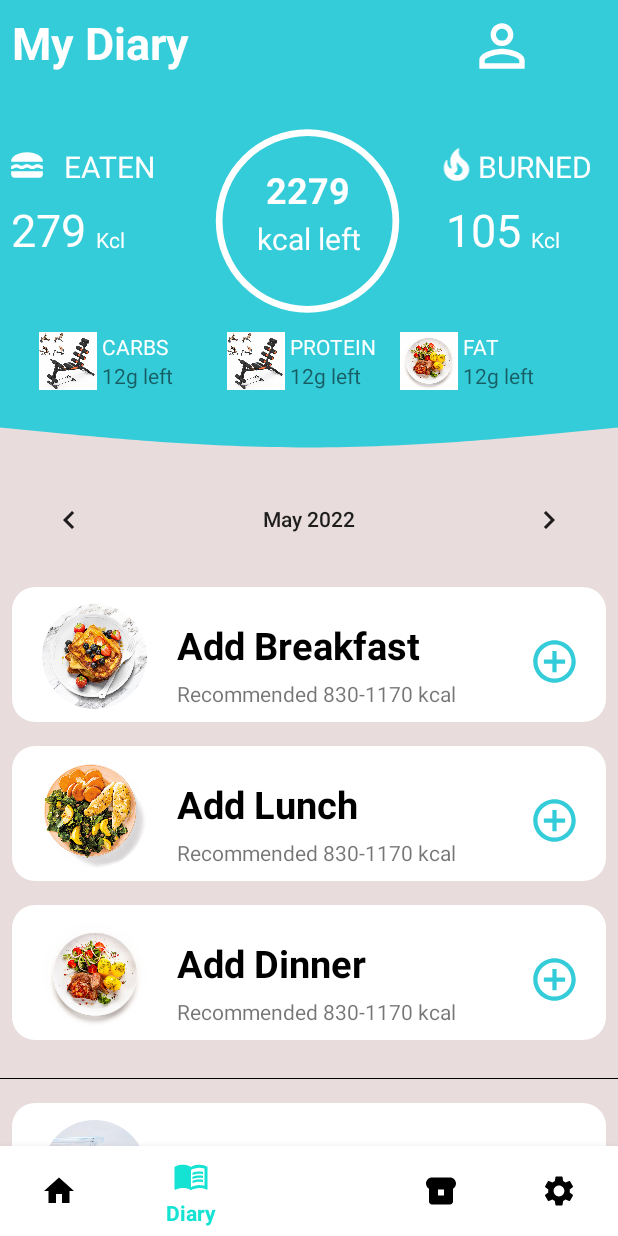
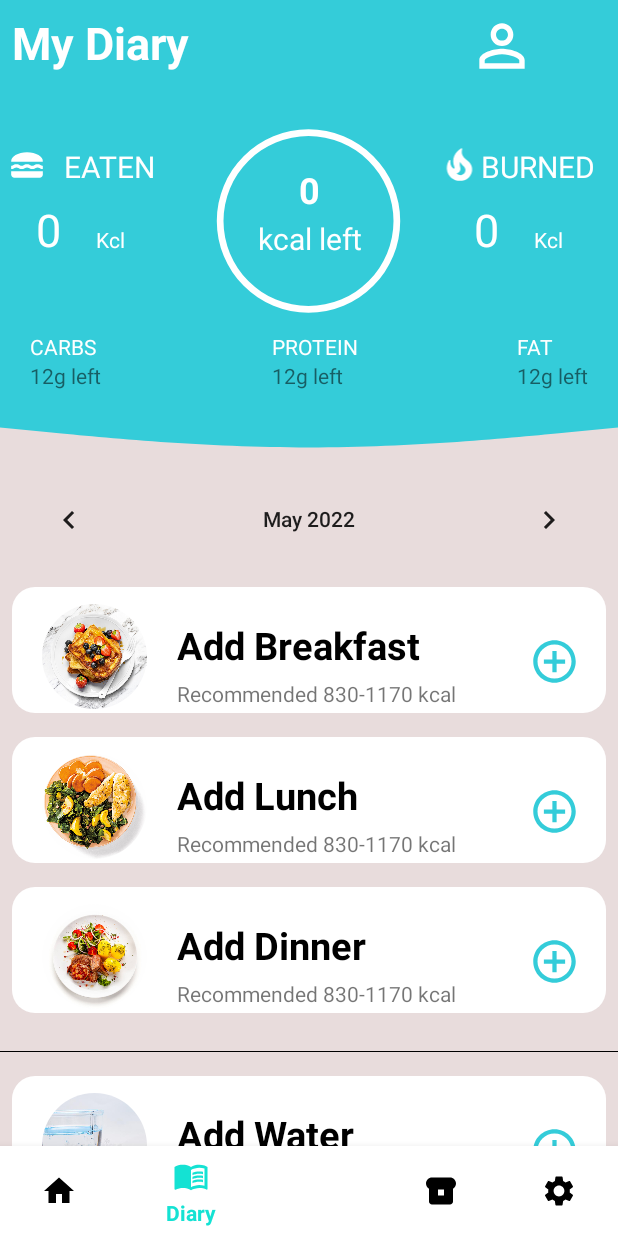
Before and after one commit to Emmanuel-Junior/dietregulator, an Android app: the Diary screen opened directly, with no data from a screen before it, on a phone screen of 412 x 824 dp. Run offline under Robolectric (Android 15) with nearby library versions, the phone set to English and light mode, and no system bars; our stand-ins replace CircleImageView.

Commit message:
changes in diary activity

```diff
--- a/app/src/main/java/com/example/dietapp/Diary.java
+++ b/app/src/main/java/com/example/dietapp/Diary.java
@@ -5,6 +5,7 @@ import androidx.appcompat.app.AppCompatActivity;
 
 import android.content.Intent;
 import android.os.Bundle;
+import android.text.Layout;
 import android.view.MenuItem;
 import android.view.View;
 import android.widget.AdapterView;
@@ -18,9 +19,7 @@ import java.util.jar.Attributes;
 
 public class Diary extends AppCompatActivity {
 
-    ListView listView;
-    ListView lunchbtn;
-    ListView dinnerbtn;
+    View layout;
     @Override
     protected void onCreate(Bundle savedInstanceState) {
         super.onCreate(savedInstanceState);
@@ -28,27 +27,7 @@ public class Diary extends AppCompatActivity {
 
         diarynavbar();
 
-//        listView = (ListView) findViewById(R.id.listview);
-//        lunchbtn = (ListView) findViewById(R.id.addlucnhbtn);
-//        dinnerbtn = (ListView) findViewById(R.id.dinnerbtn);
-//        int[] image = {R.drawable.frenchtoast, R.drawable.lunch, R.drawable.dinner};
-//        String[] name = {"Add Breakfast", "Add Lunch", "Add Dinner"};
-//        String[] des ={"Recommended 830-1170 kcal", "Recommended 830-1170 kcal", "Recommended 830-1170 kcal"};
-//        //create data
-//        ArrayList<Mealbtn> arrayList = new ArrayList<>();
-//      for ( int i = 0; i<image.length; i++){
-//          Mealbtn mealbtn = new Mealbtn(image[i], name[i],des[i]);
-//          arrayList.add(mealbtn);
-//      }
-//        MealbtnAdapter mealbtnAdapter = new MealbtnAdapter(this,R.layout.list_items, arrayList);
-//        listView.setAdapter(mealbtnAdapter);
-//        listView.setClickable(true);
-//        listView.setOnItemClickListener(new AdapterView.OnItemClickListener() {
-//            @Override
-//            public void onItemClick(AdapterView<?> adapterView, View view, int position, long l) {
-//                Intent intent = new Intent(Diary.this, ListofFood.class);
-//                startActivity(intent);}
-//        });
+        layout  = findViewById(R.id.addB);
     }
 
     public void diarynavbar(){
--- a/app/src/main/res/layout/activity_diary.xml
+++ b/app/src/main/res/layout/activity_diary.xml
@@ -54,6 +54,10 @@
             android:layout_below="@id/linearLayout"
             android:orientation="horizontal">
 
+            <RelativeLayout
+                android:layout_width="match_parent"
+                android:layout_height="wrap_content">
+
             <LinearLayout
                 android:layout_width="120dp"
                 android:layout_height="match_parent"
@@ -98,7 +102,7 @@
                         android:layout_height="match_parent"
                         android:layout_marginTop="10dp"
                         android:layout_weight="1"
-                        android:text="279"
+                        android:text="0"
                         android:textAlignment="center"
                         android:textColor="@color/white"
                         android:textSize="30sp" />
@@ -117,7 +121,8 @@
 
             <androidx.constraintlayout.widget.ConstraintLayout
                 android:layout_width="170dp"
-                android:layout_height="wrap_content">
+                android:layout_height="wrap_content"
+                android:layout_centerHorizontal="true">
 
                 <ProgressBar
                     android:id="@+id/progressBar"
@@ -139,7 +144,7 @@
                     android:id="@+id/text_view_progress"
                     android:layout_width="76dp"
                     android:layout_height="35dp"
-                    android:text="2279"
+                    android:text="0"
                     android:textAlignment="center"
                     android:textColor="@color/white"
                     android:textSize="24sp"
@@ -167,7 +172,8 @@
             <LinearLayout
                 android:layout_width="120dp"
                 android:layout_height="match_parent"
-                android:orientation="vertical">
+                android:orientation="vertical"
+                android:layout_alignParentEnd="true">
 
                 <LinearLayout
                     android:layout_width="match_parent"
@@ -205,7 +211,7 @@
                         android:layout_height="match_parent"
                         android:layout_marginTop="10dp"
                         android:layout_weight="1"
-                        android:text="105"
+                        android:text="0"
                         android:textAlignment="center"
                         android:textColor="@color/white"
                         android:textSize="30sp" />
@@ -221,60 +227,62 @@
                         android:textColor="@color/white" />
                 </LinearLayout>
             </LinearLayout>
+            </RelativeLayout>
+        </LinearLayout>
 
-        </LinearLayout>
         <LinearLayout
+            android:id="@+id/nutrientlyt"
             android:layout_width="match_parent"
             android:layout_height="wrap_content"
             android:layout_below="@id/linearLayout2"
             android:orientation="horizontal">
 
             <RelativeLayout
-                android:layout_width="wrap_content"
-                android:layout_height="wrap_content"
-                android:layout_marginStart="10dp"
-                android:layout_marginEnd="20dp">
+                android:layout_width="match_parent"
+                android:layout_height="wrap_content">
 
-                <ImageView
-                    android:layout_width="70dp"
-                    android:layout_height="70dp"
-                    android:src="@drawable/exercise" />
-            <LinearLayout
-                android:layout_width="wrap_content"
-                android:layout_height="wrap_content"
-                android:paddingStart="58dp"
-                android:orientation="vertical">
-                <TextView
+                <RelativeLayout
                     android:layout_width="wrap_content"
                     android:layout_height="wrap_content"
-                    android:text="CARBS"
-                    android:textColor="@color/white"/>
-                <TextView
-                    android:layout_width="wrap_content"
-                    android:layout_height="wrap_content"
-                    android:text="12g left"/>
-            </LinearLayout>
-            </RelativeLayout>
+                    android:layout_marginStart="10dp"
+                    android:layout_alignParentTop="true"
+                    android:layout_alignParentStart="true">
+
+                    <LinearLayout
+                        android:layout_width="wrap_content"
+                        android:layout_height="wrap_content"
+                        android:layout_marginStart="10dp"
+                        android:orientation="vertical">
+
+                        <TextView
+                            android:layout_width="wrap_content"
+                            android:layout_height="wrap_content"
+                            android:text="CARBS"
+                            android:textColor="@color/white" />
+
+                        <TextView
+                            android:layout_width="wrap_content"
+                            android:layout_height="wrap_content"
+                            android:text="12g left" />
+                    </LinearLayout>
+                </RelativeLayout>
 
             <RelativeLayout
                 android:layout_width="wrap_content"
-                android:layout_height="wrap_content">
-                <ImageView
-                    android:layout_width="70dp"
-                    android:layout_height="70dp"
-                    android:src="@drawable/exercise"/>
+                android:layout_height="wrap_content"
+                android:layout_centerHorizontal="true">
 
                 <LinearLayout
                     android:layout_width="wrap_content"
                     android:layout_height="wrap_content"
                     android:orientation="vertical"
-                    android:paddingStart="58dp">
+                    android:paddingStart="8dp">
 
                     <TextView
                         android:layout_width="wrap_content"
                         android:layout_height="wrap_content"
                         android:text="PROTEIN"
-                        android:textColor="@color/white"/>
+                        android:textColor="@color/white" />
 
                     <TextView
                         android:layout_width="wrap_content"
@@ -285,29 +293,28 @@
 
             <RelativeLayout
                 android:layout_width="wrap_content"
-                android:layout_height="wrap_content">
-                <ImageView
-                    android:layout_width="70dp"
-                    android:layout_height="70dp"
-                    android:src="@drawable/dinner"/>
+                android:layout_height="wrap_content"
+                android:layout_alignParentEnd="true"
+                android:layout_alignParentTop="true"
+                android:layout_marginEnd="20dp">
 
                 <LinearLayout
                     android:layout_width="wrap_content"
                     android:layout_height="wrap_content"
-                    android:orientation="vertical"
-                    android:paddingStart="58dp">
+                    android:orientation="vertical">
 
                     <TextView
                         android:layout_width="wrap_content"
                         android:layout_height="wrap_content"
                         android:text="FAT"
-                        android:textColor="@color/white"/>
+                        android:textColor="@color/white" />
 
                     <TextView
                         android:layout_width="wrap_content"
                         android:layout_height="wrap_content"
                         android:text="12g left" />
                 </LinearLayout>
+            </RelativeLayout>
             </RelativeLayout>
         </LinearLayout>
 
@@ -382,7 +389,7 @@
 
                     <RelativeLayout
                         android:layout_width="match_parent"
-                        android:layout_height="90dp"
+                        android:layout_height="wrap_content"
                         android:layout_marginStart="8dp"
                         android:layout_marginTop="16dp"
                         android:layout_marginEnd="8dp"
@@ -446,7 +453,7 @@
 
                     <RelativeLayout
                         android:layout_width="match_parent"
-                        android:layout_height="90dp"
+                        android:layout_height="wrap_content"
                         android:layout_marginStart="8dp"
                         android:layout_marginTop="16dp"
                         android:layout_marginEnd="8dp"
@@ -509,7 +516,7 @@
 
                     <RelativeLayout
                         android:layout_width="match_parent"
-                        android:layout_height="90dp"
+                        android:layout_height="wrap_content"
                         android:layout_marginStart="8dp"
                         android:layout_marginTop="16dp"
                         android:layout_marginEnd="8dp"
@@ -582,7 +589,7 @@
 
                     <RelativeLayout
                         android:layout_width="match_parent"
-                        android:layout_height="90dp"
+                        android:layout_height="wrap_content"
                         android:layout_marginStart="8dp"
                         android:layout_marginTop="16dp"
                         android:layout_marginEnd="8dp"
@@ -647,7 +654,7 @@
 
                     <RelativeLayout
                         android:layout_width="match_parent"
-                        android:layout_height="90dp"
+                        android:layout_height="wrap_content"
                         android:layout_marginStart="8dp"
                         android:layout_marginTop="16dp"
                         android:layout_marginEnd="8dp"
--- a/app/src/main/res/layout/activity_settings.xml
+++ b/app/src/main/res/layout/activity_settings.xml
@@ -773,13 +773,15 @@
                         android:layout_alignParentEnd="true"
                         android:layout_centerVertical="true"
                         android:background="@drawable/ic_arrow_forward" />
+
+                    <Space
+                        android:layout_width="match_parent"
+                        android:layout_height="50dp"/>
                 </RelativeLayout>
             </LinearLayout>
 
-            <Space
-                android:layout_width="match_parent"
-                android:layout_height="50dp"/>
         </LinearLayout>
+
     </androidx.core.widget.NestedScrollView>
 
 
--- a/app/src/main/res/layout/list_items.xml
+++ b/app/src/main/res/layout/list_items.xml
@@ -6,7 +6,7 @@
 
     <RelativeLayout
         android:layout_width="match_parent"
-        android:layout_height="90dp"
+        android:layout_height="wrap_content"
         android:layout_marginTop="16dp"
         android:layout_marginStart="8dp"
         android:layout_marginEnd="8dp"
@@ -20,8 +20,8 @@
 
             <de.hdodenhof.circleimageview.CircleImageView
                 android:id="@+id/mealbtnpic"
-                android:layout_width="70dp"
-                android:layout_height="70dp"
+                android:layout_width="60dp"
+                android:layout_height="60dp"
                 android:layout_marginTop="10dp"
                 android:layout_marginStart="20dp"
                 android:src="@drawable/frenchtoast">
```
